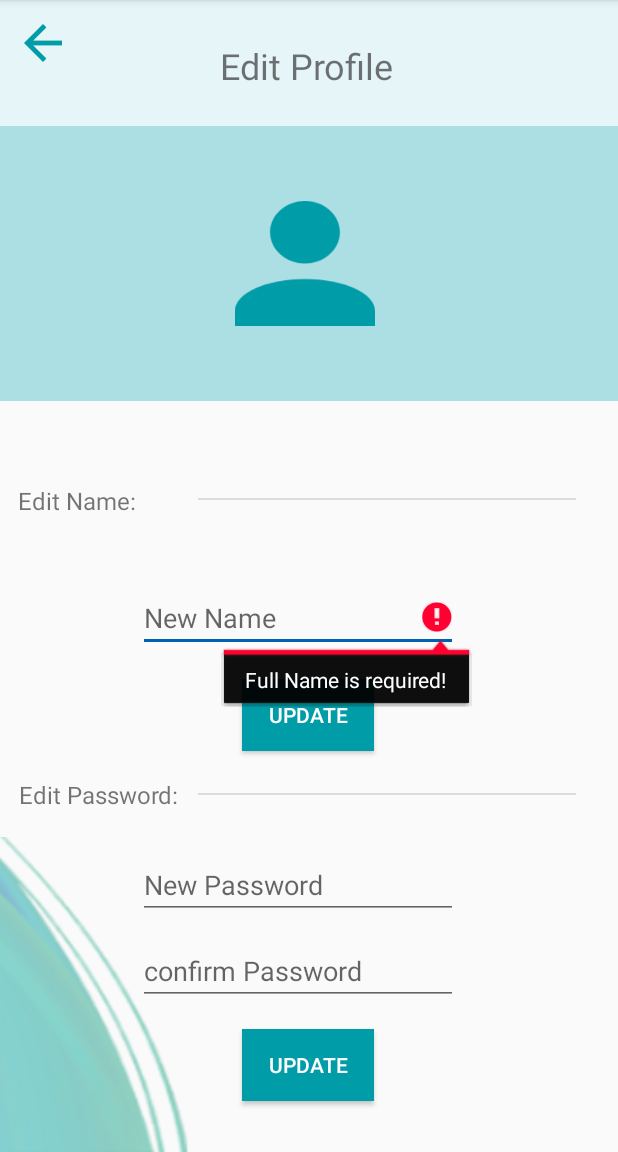
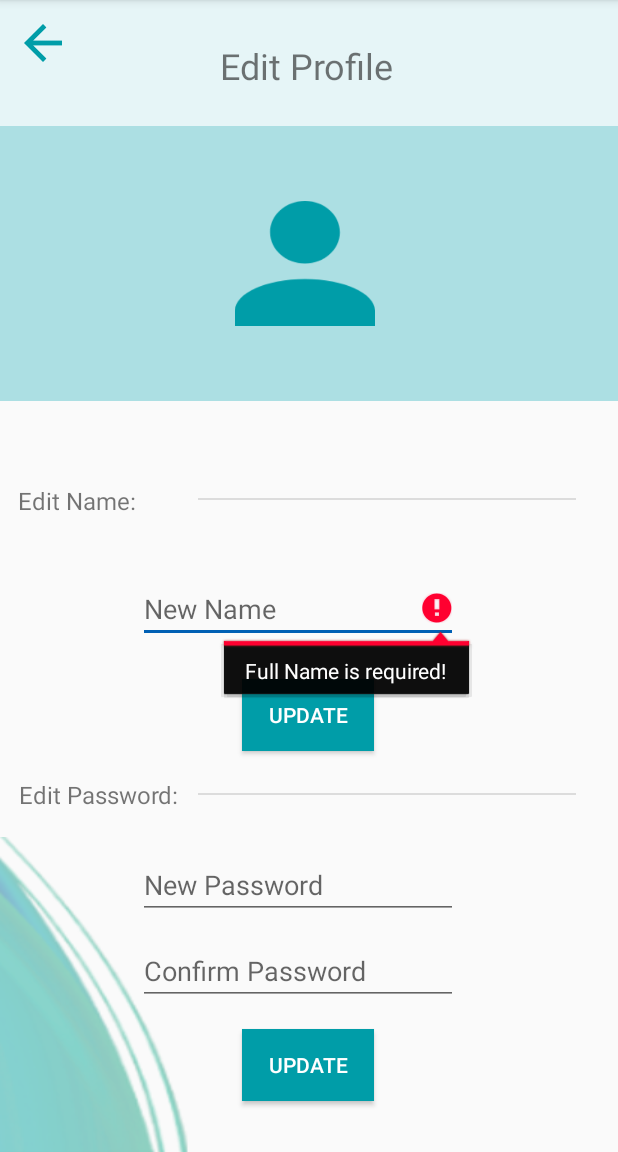
Before and after one commit to gada9900/Saneh, an Android app: the editProfileInfo screen opened directly, with no data from a screen before it, after a tap on "UPDATE", on a phone screen of 412 x 824 dp, the part 84-1236 px from its top. Run offline under Robolectric (Android 15) with nearby library versions, the phone set to English and light mode, and no system bars; our stand-ins replace Firebase (no records; nobody signed in at launch, a user with empty details on screens opened directly); libraries missing offline, so code that uses them is left out: com.google.rpc.context; 1 statement that could not run was skipped.

Commit message:
Update edit profile

```diff
--- a/app/src/main/java/com/example/saneh/editProfileInfo.java
+++ b/app/src/main/java/com/example/saneh/editProfileInfo.java
@@ -131,7 +131,7 @@ public class editProfileInfo extends AppCompatActivity {
         if (isNameChanged() ) {
             Toast.makeText(this, " Name has been updated!", Toast.LENGTH_LONG).show();
         } else
-            Toast.makeText(this, "Fail", Toast.LENGTH_LONG).show();
+            Toast.makeText(this, "Name is same", Toast.LENGTH_LONG).show();
         /*if(isPasswordChanged()){
             Toast.makeText(this, "Password has been updated!", Toast.LENGTH_LONG).show();
         } else
--- a/app/src/main/res/layout/edit_profile_info.xml
+++ b/app/src/main/res/layout/edit_profile_info.xml
@@ -128,7 +128,7 @@
         app:layout_constraintHorizontal_bias="0.462"
         app:layout_constraintStart_toStartOf="parent"
         app:layout_constraintTop_toTopOf="parent"
-        app:layout_constraintVertical_bias="0.539" />
+        app:layout_constraintVertical_bias="0.53" />
 
     <TextView
         android:id="@+id/textView33"
@@ -174,7 +174,7 @@
         android:layout_width="wrap_content"
         android:layout_height="wrap_content"
         android:ems="10"
-        android:hint="confirm Password"
+        android:hint="Confirm Password"
         android:inputType="textPassword"
         app:layout_constraintBottom_toBottomOf="parent"
         app:layout_constraintEnd_toEndOf="parent"
```
